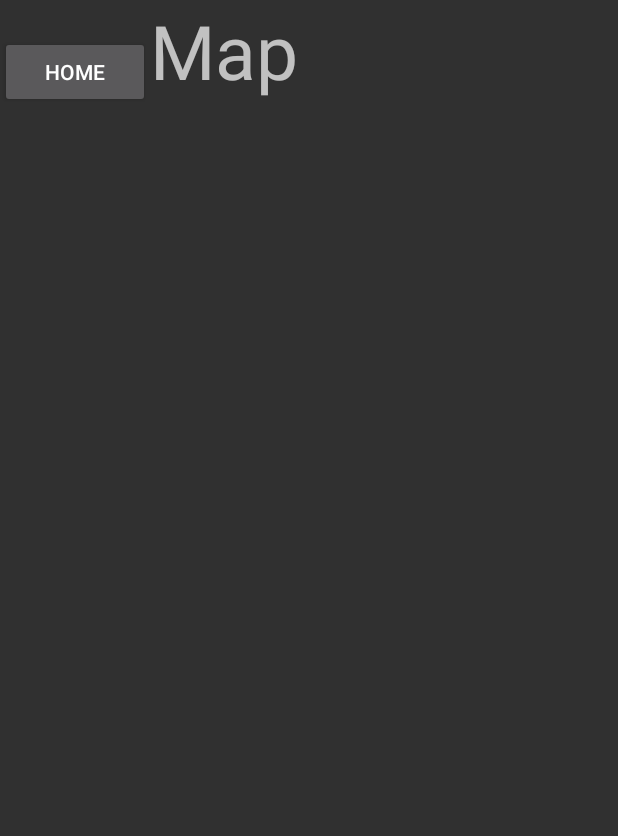
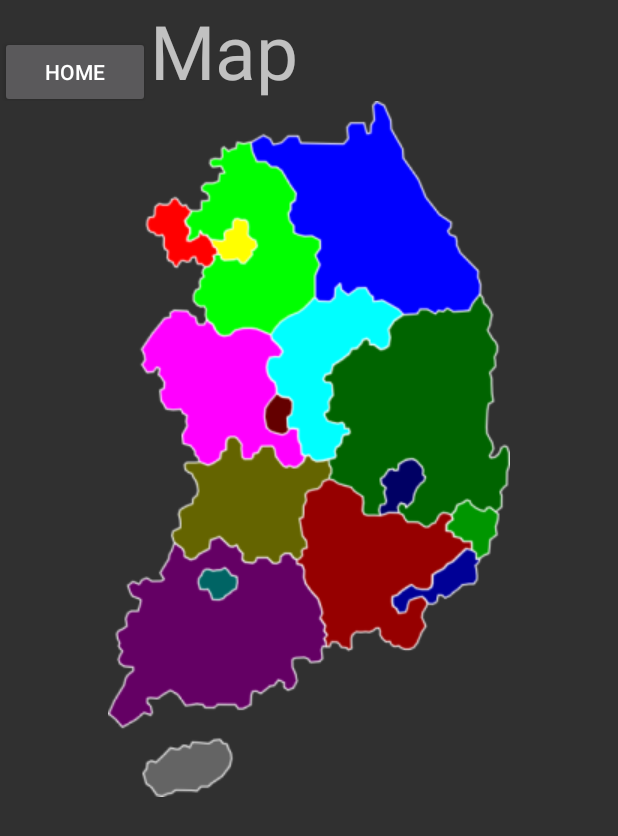
Before and after one commit to blackarea/covid-19_info, an Android app: the MapActivity screen opened directly, with no data from a screen before it, on a phone screen of 412 x 824 dp. Shown: the top 836 px of the screen. Run offline under Robolectric (Android 15) with nearby library versions, the phone set to English and light mode, and no system bars.

Commit message:
맵 png 추가

```diff
--- a/app/src/main/java/com/example/covid_info/MapActivity.java
+++ b/app/src/main/java/com/example/covid_info/MapActivity.java
@@ -24,5 +24,7 @@
                 startActivity(intent);
             }
         });
+
+
     }
 }
--- a/app/src/main/res/layout/activity_map.xml
+++ b/app/src/main/res/layout/activity_map.xml
@@ -1,22 +1,42 @@
 <?xml version="1.0" encoding="utf-8"?>
 
-<LinearLayout
-    xmlns:android="http://schemas.android.com/apk/res/android"
+<LinearLayout xmlns:android="http://schemas.android.com/apk/res/android"
     xmlns:app="http://schemas.android.com/apk/res-auto"
     xmlns:tools="http://schemas.android.com/tools"
     android:layout_width="match_parent"
     android:layout_height="match_parent"
+    android:orientation="vertical"
     tools:context=".MapActivity">
+
+    <LinearLayout
+        android:layout_width="wrap_content"
+        android:layout_height="wrap_content">
 
         <Button
             android:id="@+id/btnHome"
             android:layout_width="100dp"
             android:layout_height="wrap_content"
-        android:text="HOME"/>
+            android:text="HOME" />
+
         <TextView
             android:layout_width="wrap_content"
             android:layout_height="wrap_content"
             android:text="Map"
-        android:textSize="50sp"/>
+            android:textSize="50sp" />
+    </LinearLayout>
+
+    <LinearLayout
+        android:layout_width="wrap_content"
+        android:layout_height="wrap_content"
+        android:layout_gravity="center_horizontal">
+
+        <ImageView
+            android:layout_width="wrap_content"
+            android:layout_height="wrap_content"
+            android:src="@drawable/map_color" />
 
     </LinearLayout>
+
+
+
+</LinearLayout>
```
Also changed, not shown: app/src/main/res/drawable/map_color.png (added). Lines whose indentation alone changed are shown as unchanged.
